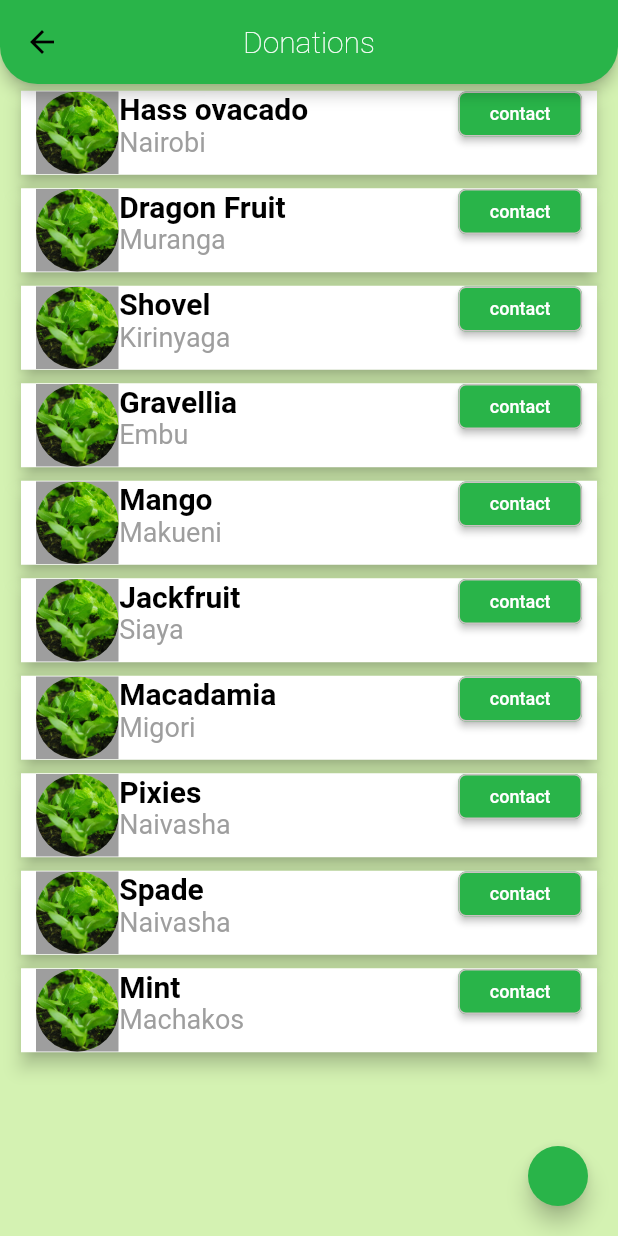
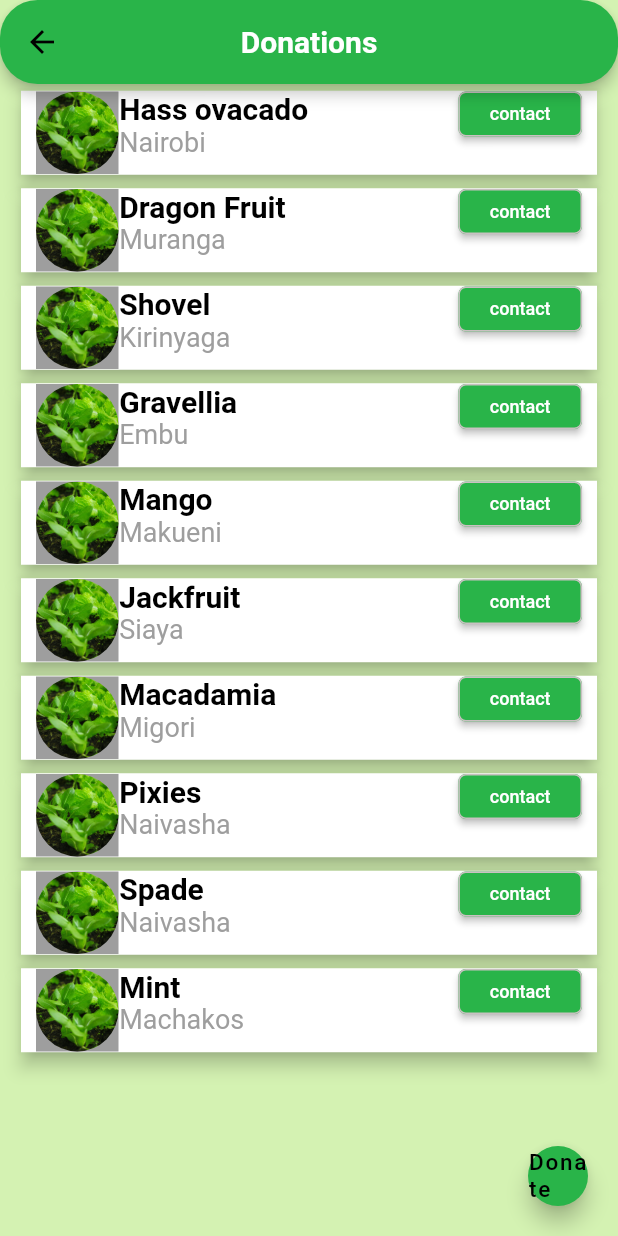
Before and after one commit to Hellen-Obwaya/betagric, a Flutter app: the Donations screen opened directly, on a phone screen of 412 x 824 dp. Run offline on Flutter 3.47's test engine with Material 2 defaults, Android fonts, the light colour scheme and no system bars; our stand-ins replace firebase_core, flutter_smart_dialog, get; missing offline and left inert: dart:html; accounts and stored records are empty; network calls fail.

Commit message:
updated donations

```diff
--- a/lib/screens/donations.dart
+++ b/lib/screens/donations.dart
@@ -40,14 +40,16 @@ class Donations extends StatelessWidget {
         title: const Text(
           "Donations",
           style: TextStyle(
-              color: Colors.white, fontSize: 20, fontWeight: FontWeight.w100),
+              color: Colors.white, fontSize: 20, fontWeight: FontWeight.bold),
         ),
         centerTitle: true,
         backgroundColor: Color.fromARGB(255, 41, 180, 73),
         shape: RoundedRectangleBorder(
             borderRadius: BorderRadius.only(
                 bottomLeft: Radius.circular(25),
-                bottomRight: Radius.circular(25))),
+                bottomRight: Radius.circular(25),
+                topLeft: Radius.circular(25),
+                topRight: Radius.circular(25))),
       ),
       body: ListView.builder(
         itemCount: 10,
@@ -132,6 +134,10 @@ class Donations extends StatelessWidget {
         onPressed: () {
           Get.to(() => Donate());
         },
+        child: Text(
+          "Donate",
+          style: TextStyle(color: Colors.black, fontSize: 15),
+        ),
         backgroundColor: Color.fromARGB(255, 41, 180, 73),
       ),
     );
```
